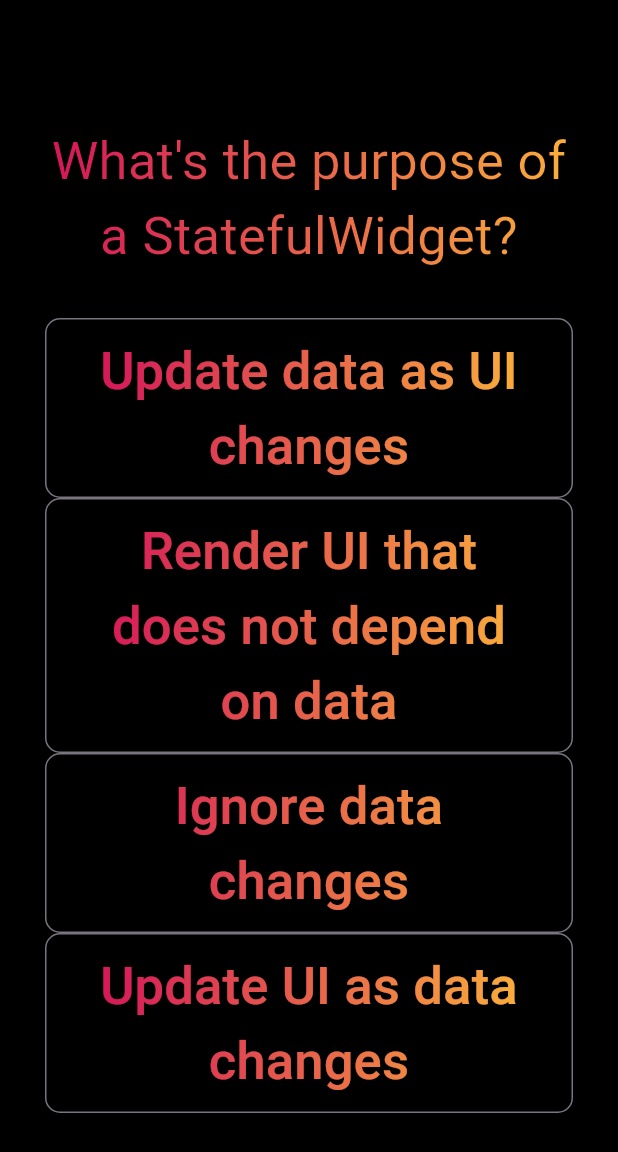
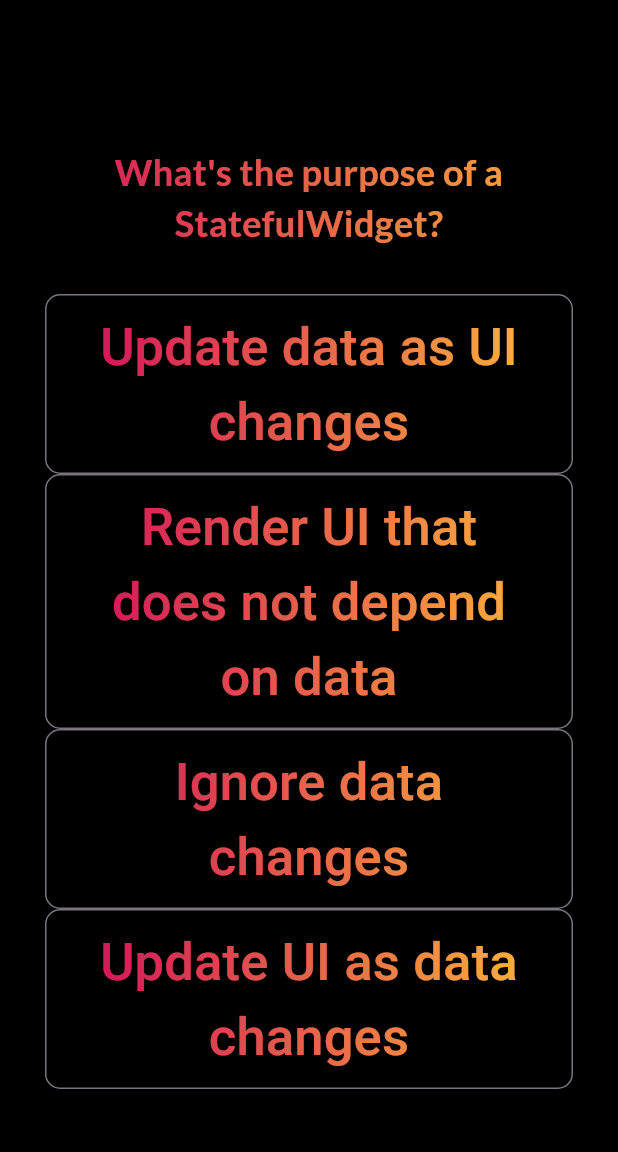
Before and after one commit to Slygoross/Quiz-app, a Flutter app: the screen it shows after launch, after a tap on "Start Quiz", after a tap on "Components", after a tap on "By combining widgets in a visual editor", on a phone screen of 412 x 824 dp. Shown: the top 1152 px of the screen. Run offline on Flutter 3.47's test engine with Material 3 defaults, Android fonts, the phone set to English and light mode, and no system bars; our stand-ins replace google_fonts.

Commit message:
Video 77

```diff
--- a/lib/questions_screen.dart
+++ b/lib/questions_screen.dart
@@ -2,9 +2,16 @@ import 'package:adv_basics/answer_button.dart';
 import 'package:flutter/material.dart';
 import 'package:adv_basics/gradient_text.dart';
 import 'package:adv_basics/data/questions.dart';
+import 'package:google_fonts/google_fonts.dart';
 
 class QuestionsScreen extends StatefulWidget {
-  const QuestionsScreen({super.key});
+  const QuestionsScreen({
+    super.key,
+    required this.onSelectAnswer,
+  });
+
+  final void Function(String answer) onSelectAnswer;
+
   @override
   State<QuestionsScreen> createState() {
     return _QuestionsScreenState();
@@ -14,7 +21,8 @@ class QuestionsScreen extends StatefulWidget {
 class _QuestionsScreenState extends State<QuestionsScreen> {
   var currentQuestionIndex = 0;
 
-  void answerQuestion() {
+  void answerQuestion(String selectedAnswer) {
+    widget.onSelectAnswer(selectedAnswer);
     setState(() {
       currentQuestionIndex++;
     });
@@ -46,13 +54,21 @@ class _QuestionsScreenState extends State<QuestionsScreen> {
                 Color.fromRGBO(212, 20, 90, 1),
                 Color.fromRGBO(251, 176, 59, 1),
               ]),
-              style: const TextStyle(fontSize: 35.0),
+              style: GoogleFonts.lato(
+                color: Colors.white,
+                fontSize: 24,
+                fontWeight: FontWeight.bold,
+              ),
             ),
             const SizedBox(
               height: 30,
             ),
             ...currentQuestion.getShuffledAnswers().map((answer) {
-              return AnswerButton(answerText: answer, onTap: answerQuestion);
+              return AnswerButton(
+                  answerText: answer,
+                  onTap: () {
+                    answerQuestion(answer);
+                  });
             }),
           ],
         ),
--- a/lib/quiz.dart
+++ b/lib/quiz.dart
@@ -1,6 +1,7 @@
 import 'package:adv_basics/questions_screen.dart';
 import 'package:flutter/material.dart';
 import 'package:adv_basics/start_screen.dart';
+import 'package:adv_basics/data/questions.dart';
 
 class Quiz extends StatefulWidget {
   const Quiz({super.key});
@@ -11,12 +12,23 @@ class Quiz extends StatefulWidget {
 }
 
 class _QuizState extends State<Quiz> {
+  List<String> selectedAnswers = [];
   var activeScreen = 'start-screen';
 
   void switchScreen() {
     setState(() {
+      selectedAnswers = [];
       activeScreen = 'questions-screen';
     });
+  }
+
+  void chooseAnswer(String answer) {
+    selectedAnswers.add(answer);
+    if (selectedAnswers.length == questions.length) {
+      setState(() {
+        activeScreen = 'start-screen';
+      });
+    }
   }
 
   @override
@@ -24,7 +36,9 @@ class _QuizState extends State<Quiz> {
     Widget ScreenWidget = StartScreen(switchScreen);
 
     if (activeScreen == 'questions-screen') {
-      ScreenWidget = const QuestionsScreen();
+      ScreenWidget = QuestionsScreen(
+        onSelectAnswer: chooseAnswer,
+      );
     }
     return MaterialApp(
       home: Scaffold(
--- a/lib/start_screen.dart
+++ b/lib/start_screen.dart
@@ -1,5 +1,6 @@
 import 'package:flutter/material.dart';
 import 'package:adv_basics/gradient_text.dart';
+import 'package:google_fonts/google_fonts.dart';
 
 class StartScreen extends StatelessWidget {
   const StartScreen(this.startQuiz, {super.key});
@@ -33,13 +34,13 @@ class StartScreen extends StatelessWidget {
               backgroundColor: Colors.transparent,
             ),
             icon: const Icon(Icons.arrow_right_alt),
-            label: const GradientText(
+            label: GradientText(
               text: "Start Quiz",
               gradient: LinearGradient(colors: [
                 Color.fromRGBO(212, 20, 90, 1),
                 Color.fromRGBO(251, 176, 59, 1),
               ]),
-              style: TextStyle(fontSize: 25.0),
+              style: GoogleFonts.lato(fontSize: 25.0),
             ),
           )
         ],
--- a/pubspec.yaml
+++ b/pubspec.yaml
@@ -35,6 +35,7 @@ dependencies:
   # The following adds the Cupertino Icons font to your application.
   # Use with the CupertinoIcons class for iOS style icons.
   cupertino_icons: ^1.0.2
+  google_fonts: 6.1.0
 
 dev_dependencies:
   flutter_test:
@@ -45,7 +46,7 @@ dev_dependencies:
   # activated in the `analysis_options.yaml` file located at the root of your
   # package. See that file for information about deactivating specific lint
   # rules and activating additional ones.
-  flutter_lints: ^2.0.0
+  flutter_lints: ^3.0.1
 
 # For information on the generic Dart part of this file, see the
 # following page: https://dart.dev/tools/pub/pubspec
```
Also changed, not shown: pubspec.lock, 1 other file.
